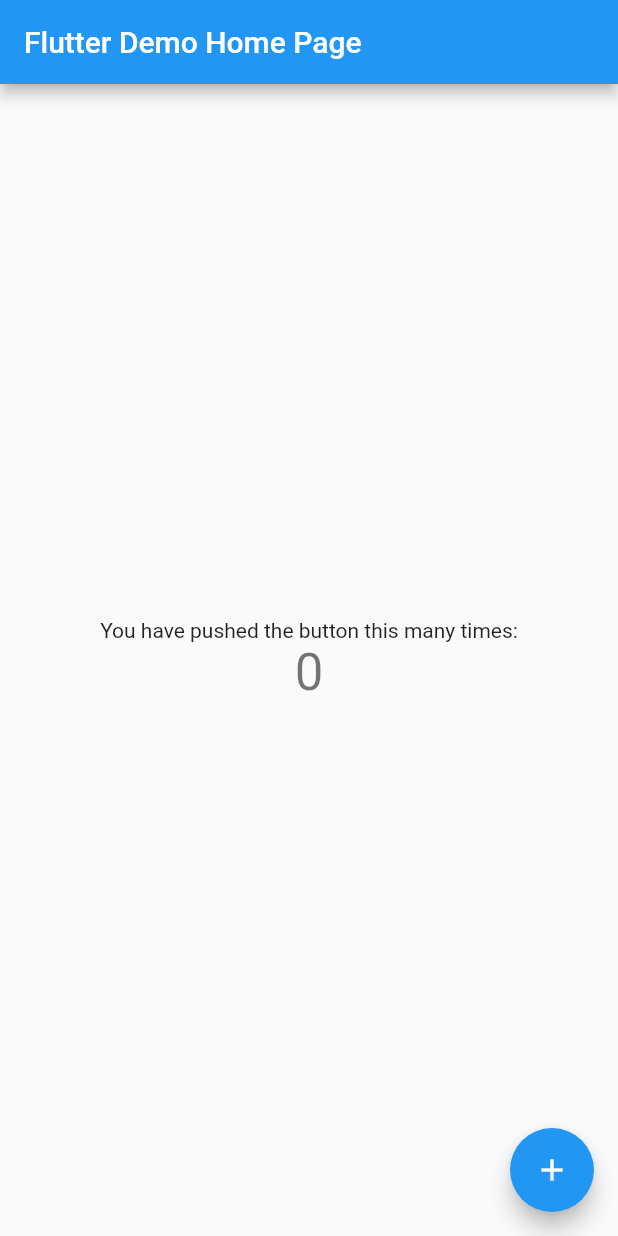
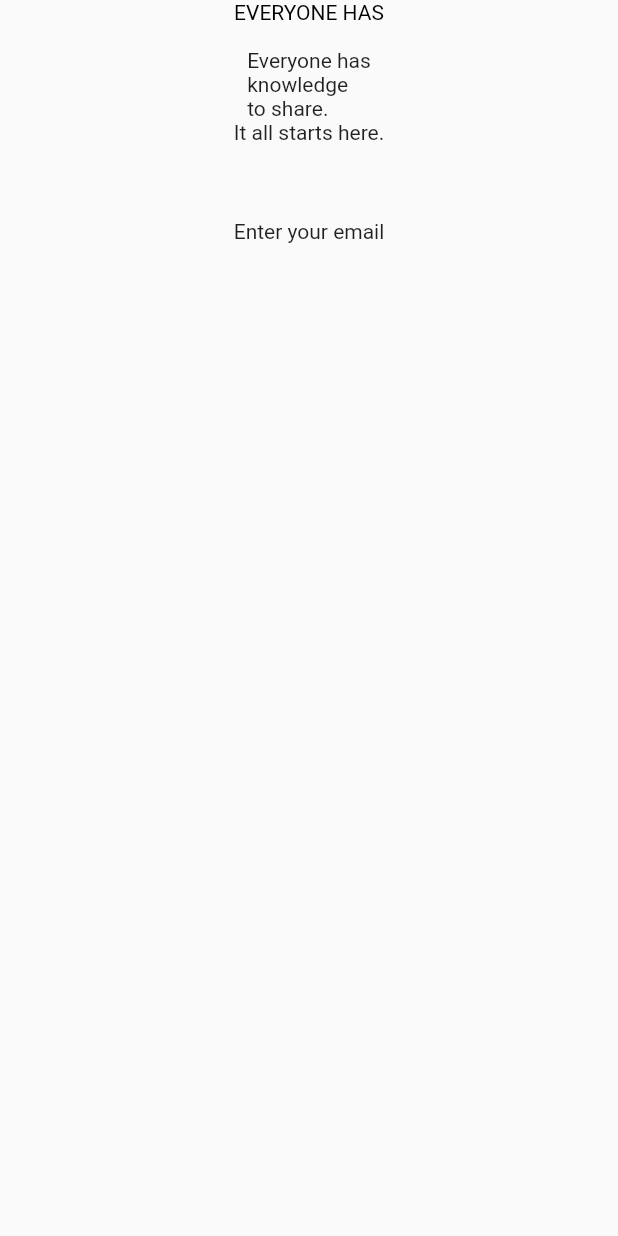
Before and after one commit to MrGreen0000/flutter_formulaire_november2022, a Flutter app: the screen it shows after launch, on a phone screen of 412 x 824 dp. Run offline on Flutter 3.47's test engine with Material 2 defaults, Android fonts, the phone set to English and light mode, and no system bars.

Commit message:
Création de la class AuthScreen

```diff
--- a/lib/main.dart
+++ b/lib/main.dart
@@ -1,115 +1,17 @@
 import 'package:flutter/material.dart';
+import 'package:test_5_formulaire_november2022/screens/guest/auth_screen.dart';
 
-void main() {
-  runApp(const MyApp());
-}
+void main() => runApp(const App());
 
-class MyApp extends StatelessWidget {
-  const MyApp({super.key});
+class App extends StatelessWidget {
+  const App({super.key});
 
-  // This widget is the root of your application.
   @override
   Widget build(BuildContext context) {
-    return MaterialApp(
+    return const MaterialApp(
+      debugShowCheckedModeBanner: false,
       title: 'Flutter Demo',
-      theme: ThemeData(
-        // This is the theme of your application.
-        //
-        // Try running your application with "flutter run". You'll see the
-        // application has a blue toolbar. Then, without quitting the app, try
-        // changing the primarySwatch below to Colors.green and then invoke
-        // "hot reload" (press "r" in the console where you ran "flutter run",
-        // or simply save your changes to "hot reload" in a Flutter IDE).
-        // Notice that the counter didn't reset back to zero; the application
-        // is not restarted.
-        primarySwatch: Colors.blue,
-      ),
-      home: const MyHomePage(title: 'Flutter Demo Home Page'),
+      home: AuthScreen(),
     );
   }
 }
-
-class MyHomePage extends StatefulWidget {
-  const MyHomePage({super.key, required this.title});
-
-  // This widget is the home page of your application. It is stateful, meaning
-  // that it has a State object (defined below) that contains fields that affect
-  // how it looks.
-
-  // This class is the configuration for the state. It holds the values (in this
-  // case the title) provided by the parent (in this case the App widget) and
-  // used by the build method of the State. Fields in a Widget subclass are
-  // always marked "final".
-
-  final String title;
-
-  @override
-  State<MyHomePage> createState() => _MyHomePageState();
-}
-
-class _MyHomePageState extends State<MyHomePage> {
-  int _counter = 0;
-
-  void _incrementCounter() {
-    setState(() {
-      // This call to setState tells the Flutter framework that something has
-      // changed in this State, which causes it to rerun the build method below
-      // so that the display can reflect the updated values. If we changed
-      // _counter without calling setState(), then the build method would not be
-      // called again, and so nothing would appear to happen.
-      _counter++;
-    });
-  }
-
-  @override
-  Widget build(BuildContext context) {
-    // This method is rerun every time setState is called, for instance as done
-    // by the _incrementCounter method above.
-    //
-    // The Flutter framework has been optimized to make rerunning build methods
-    // fast, so that you can just rebuild anything that needs updating rather
-    // than having to individually change instances of widgets.
-    return Scaffold(
-      appBar: AppBar(
-        // Here we take the value from the MyHomePage object that was created by
-        // the App.build method, and use it to set our appbar title.
-        title: Text(widget.title),
-      ),
-      body: Center(
-        // Center is a layout widget. It takes a single child and positions it
-        // in the middle of the parent.
-        child: Column(
-          // Column is also a layout widget. It takes a list of children and
-          // arranges them vertically. By default, it sizes itself to fit its
-          // children horizontally, and tries to be as tall as its parent.
-          //
-          // Invoke "debug painting" (press "p" in the console, choose the
-          // "Toggle Debug Paint" action from the Flutter Inspector in Android
-          // Studio, or the "Toggle Debug Paint" command in Visual Studio Code)
-          // to see the wireframe for each widget.
-          //
-          // Column has various properties to control how it sizes itself and
-          // how it positions its children. Here we use mainAxisAlignment to
-          // center the children vertically; the main axis here is the vertical
-          // axis because Columns are vertical (the cross axis would be
-          // horizontal).
-          mainAxisAlignment: MainAxisAlignment.center,
-          children: <Widget>[
-            const Text(
-              'You have pushed the button this many times:',
-            ),
-            Text(
-              '$_counter',
-              style: Theme.of(context).textTheme.headline4,
-            ),
-          ],
-        ),
-      ),
-      floatingActionButton: FloatingActionButton(
-        onPressed: _incrementCounter,
-        tooltip: 'Increment',
-        child: const Icon(Icons.add),
-      ), // This trailing comma makes auto-formatting nicer for build methods.
-    );
-  }
-}
--- /dev/null
+++ b/lib/screens/guest/auth_screen.dart
@@ -0,0 +1,35 @@
+import 'package:flutter/material.dart';
+
+class AuthScreen extends StatefulWidget {
+  const AuthScreen({super.key});
+
+  @override
+  State<AuthScreen> createState() => _AuthScreenState();
+}
+
+class _AuthScreenState extends State<AuthScreen> {
+  @override
+  Widget build(BuildContext context) {
+    return SafeArea(
+      child: Scaffold(
+        body: Center(
+          child: Column(
+            children: [
+              RichText(
+                  text: TextSpan(
+                      text: 'Everyone has\n'.toUpperCase(),
+                      style: const TextStyle(color: Colors.black),
+                      children: const [])),
+              const Text('Everyone has\nknowledge\nto share.'),
+              const Text('It all starts here.'),
+              const SizedBox(
+                height: 50.0,
+              ),
+              const Text('Enter your email'),
+            ],
+          ),
+        ),
+      ),
+    );
+  }
+}
```
